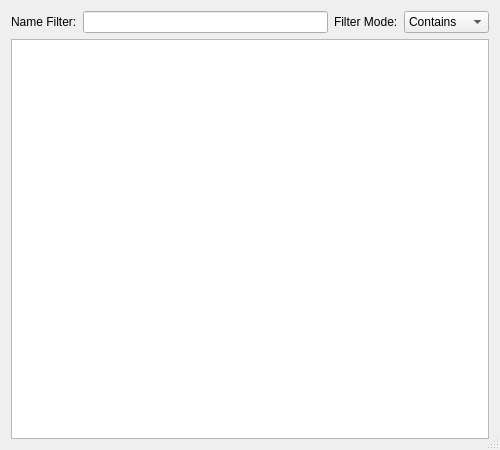
Old version of the form advancedsearchdialog.ui in the repository Skycoder42/UniInsert.
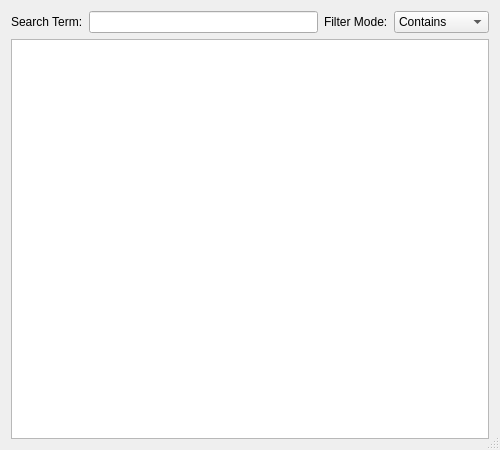
New version of the form.

The edit to the form file:
```diff
--- a/advancedsearchdialog.ui
+++ b/advancedsearchdialog.ui
@@ -25,7 +25,7 @@
      <item>
       <widget class="QLabel" name="label">
        <property name="text">
-        <string>Name Filter:</string>
+        <string>Search Term:</string>
        </property>
       </widget>
      </item>
@@ -61,7 +61,7 @@
        </item>
        <item>
         <property name="text">
-         <string>Wildcard</string>
+         <string>Exact Match</string>
         </property>
        </item>
       </widget>
```
